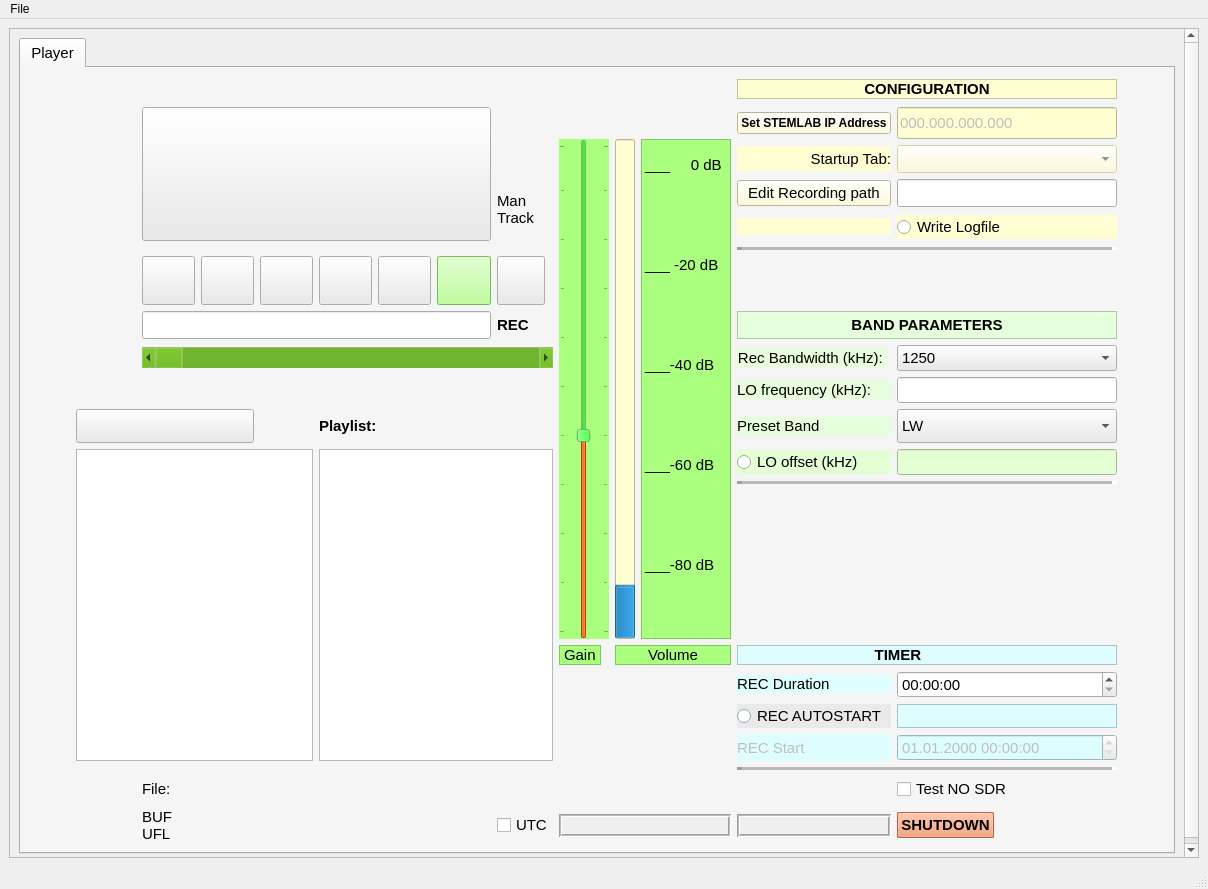
schaten/COHIWizard, file sources/core/ressources/COHIWizard_GUI_v10_scroll.ui: the form before one commit.
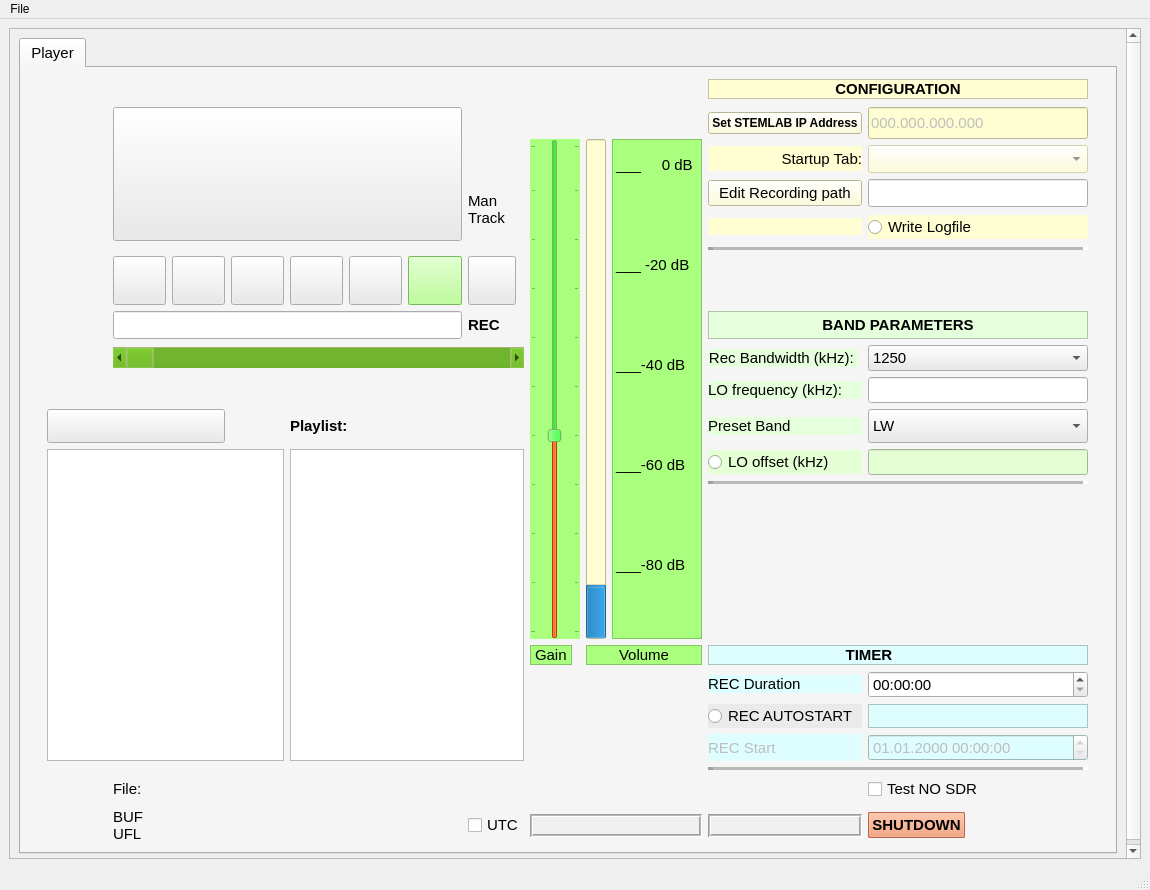
The form after the commit. Icons and pictures are not drawn. Custom widgets are drawn as their Qt base class.

```diff
--- a/sources/core/ressources/COHIWizard_GUI_v10_scroll.ui
+++ b/sources/core/ressources/COHIWizard_GUI_v10_scroll.ui
@@ -6,8 +6,8 @@
    <rect>
     <x>0</x>
     <y>0</y>
-    <width>1208</width>
-    <height>889</height>
+    <width>1150</width>
+    <height>890</height>
    </rect>
   </property>
   <property name="sizePolicy">
@@ -40,7 +40,7 @@
         <rect>
          <x>0</x>
          <y>0</y>
-         <width>1163</width>
+         <width>1105</width>
          <height>838</height>
         </rect>
        </property>
@@ -421,7 +421,7 @@
                  </sizepolicy>
                 </property>
                 <property name="text">
-                 <string>  </string>
+                 <string/>
                 </property>
                </widget>
               </item>
@@ -434,7 +434,7 @@
                  </sizepolicy>
                 </property>
                 <property name="text">
-                 <string>  </string>
+                 <string/>
                 </property>
                </widget>
               </item>
@@ -453,7 +453,7 @@
                  </size>
                 </property>
                 <property name="text">
-                 <string>  </string>
+                 <string/>
                 </property>
                </widget>
               </item>
@@ -466,7 +466,7 @@
                  </sizepolicy>
                 </property>
                 <property name="text">
-                 <string>  </string>
+                 <string/>
                 </property>
                </widget>
               </item>
@@ -2769,7 +2769,7 @@
                  </sizepolicy>
                 </property>
                 <property name="text">
-                 <string>    </string>
+                 <string/>
                 </property>
                </widget>
               </item>
@@ -6917,7 +6917,7 @@
                  </sizepolicy>
                 </property>
                 <property name="text">
-                 <string>  </string>
+                 <string/>
                 </property>
                </widget>
               </item>
@@ -6930,7 +6930,7 @@
                  </sizepolicy>
                 </property>
                 <property name="text">
-                 <string>  </string>
+                 <string/>
                 </property>
                </widget>
               </item>
@@ -7002,7 +7002,7 @@
     <rect>
      <x>0</x>
      <y>0</y>
-     <width>1208</width>
+     <width>1150</width>
      <height>26</height>
     </rect>
    </property>
```
